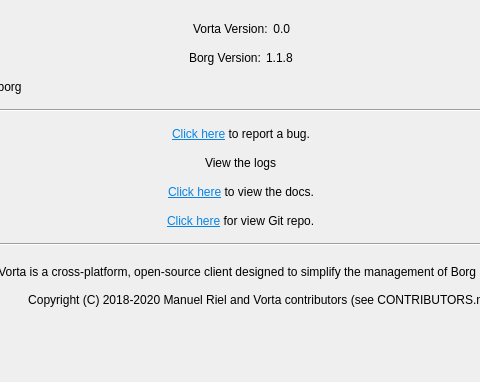
Above: src/vorta/assets/UI/abouttab.ui from borgbase/vorta before the change; both pictures show x 154 to 634 and y 0 to 382 of the 791 by 497 pixel window. Below: the same form after it.
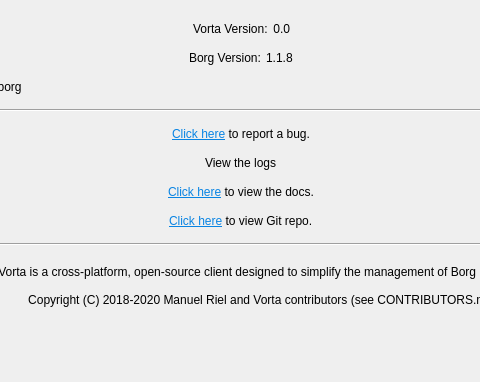
That is the form after the change.

Commit message:
Fix About dialog wording and year. By @shivansh02 (#1936)
* fix: about dialogue grammar and copyright year
* fix: made about dialogue copyright year dynamic

What changed in the file:
```diff
--- a/src/vorta/assets/UI/abouttab.ui
+++ b/src/vorta/assets/UI/abouttab.ui
@@ -213,7 +213,7 @@
          <item>
           <widget class="QLabel" name="label">
            <property name="text">
-            <string>&lt;html&gt;&lt;head/&gt;&lt;body&gt;&lt;p&gt;&lt;a href=&quot;https://github.com/borgbase/vorta&quot;&gt;&lt;span style=&quot; text-decoration: underline; color:#0984e3;&quot;&gt;Click here&lt;/span&gt;&lt;/a&gt; for view Git repo.&lt;/p&gt;&lt;/body&gt;&lt;/html&gt;</string>
+            <string>&lt;html&gt;&lt;head/&gt;&lt;body&gt;&lt;p&gt;&lt;a href=&quot;https://github.com/borgbase/vorta&quot;&gt;&lt;span style=&quot; text-decoration: underline; color:#0984e3;&quot;&gt;Click here&lt;/span&gt;&lt;/a&gt; to view Git repo.&lt;/p&gt;&lt;/body&gt;&lt;/html&gt;</string>
            </property>
            <property name="openExternalLinks">
             <bool>true</bool>
@@ -241,7 +241,7 @@
           <number>20</number>
          </property>
          <item>
-          <widget class="QLabel" name="label">
+          <widget class="QLabel" name="copyrightLabel">
            <property name="text">
             <string>
              Vorta is a cross-platform, open-source client designed to simplify the management of Borg backups.
```
The commit also changes 1 other file.
